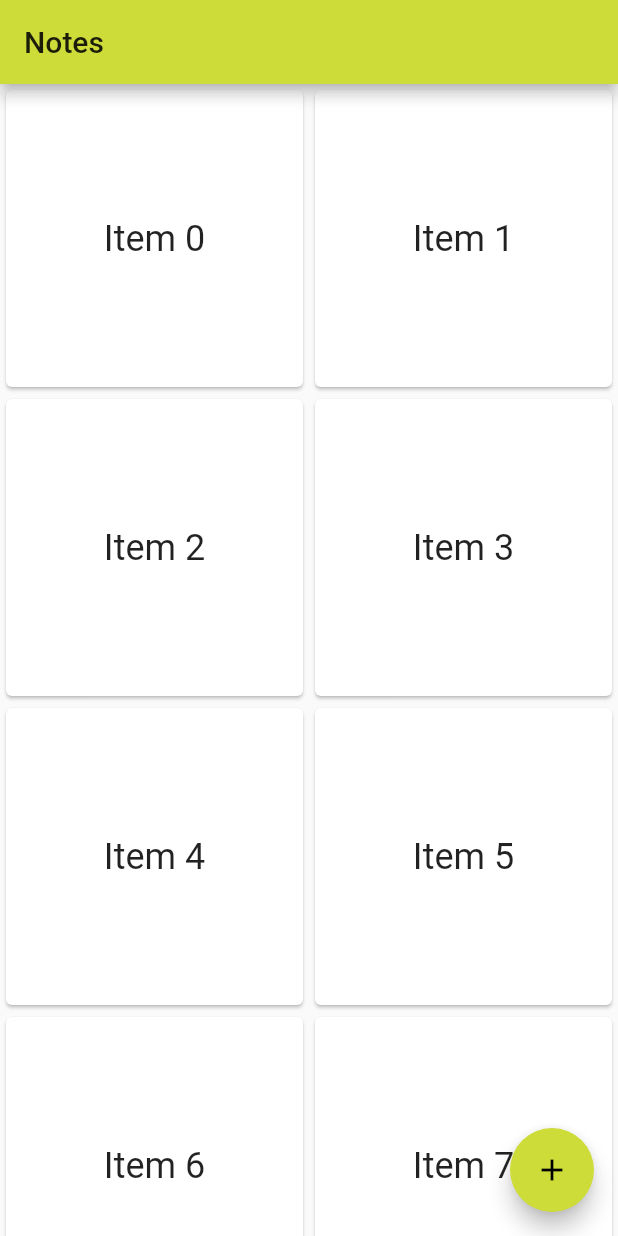
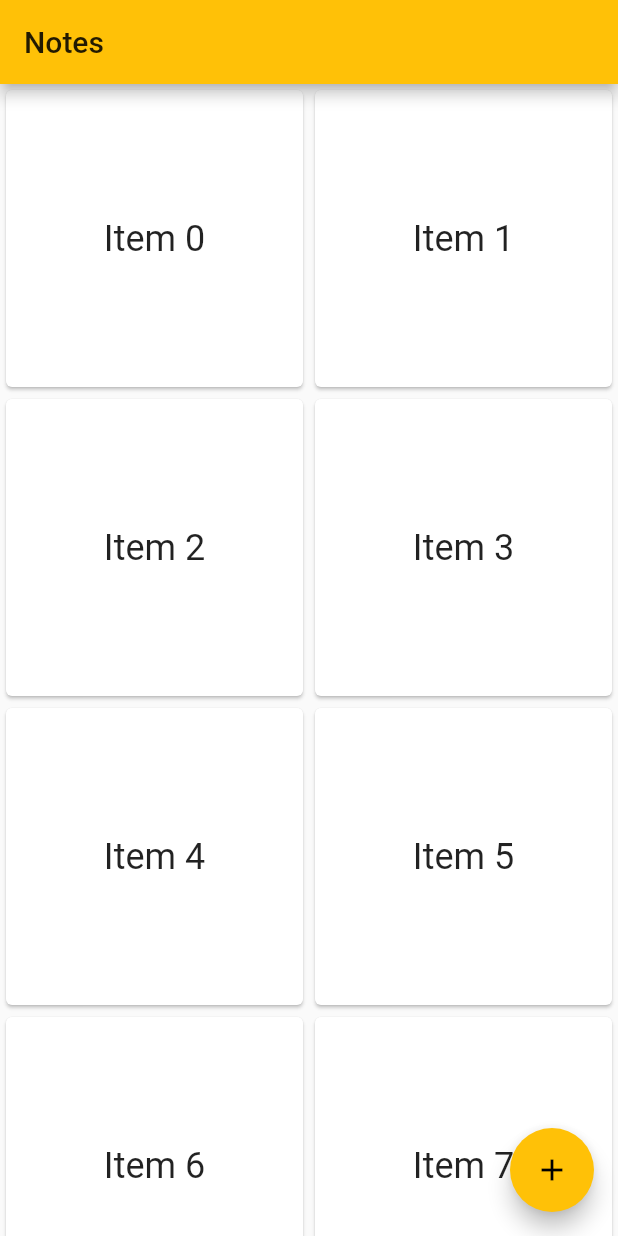
Before and after one commit to unreadablename/flutter-notes-app, a Flutter app: the screen it shows after launch, on a phone screen of 412 x 824 dp. Run offline on Flutter 3.47's test engine with Material 2 defaults, Android fonts, the phone set to English and light mode, and no system bars.

Commit message:
Changed color and updated gitignore

```diff
--- a/lib/main.dart
+++ b/lib/main.dart
@@ -17,7 +17,7 @@ class MyApp extends StatelessWidget {
         // "hot reload" (press "r" in the console where you ran "flutter run",
         // or press Run > Flutter Hot Reload in IntelliJ). Notice that the
         // counter didn't reset back to zero; the application is not restarted.
-        primarySwatch: Colors.lime,
+        primarySwatch: Colors.amber,
       ),
       home: new MyHomePage(title: 'Notes'),
     );
```
Also changed, not shown: 1 other file.
